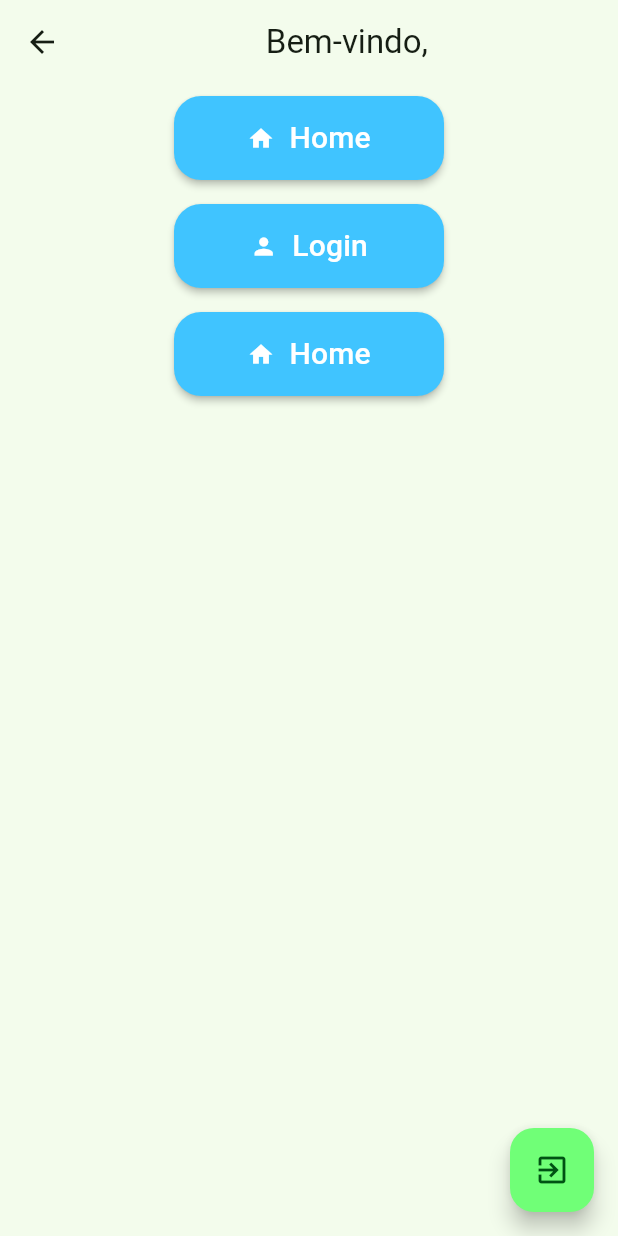
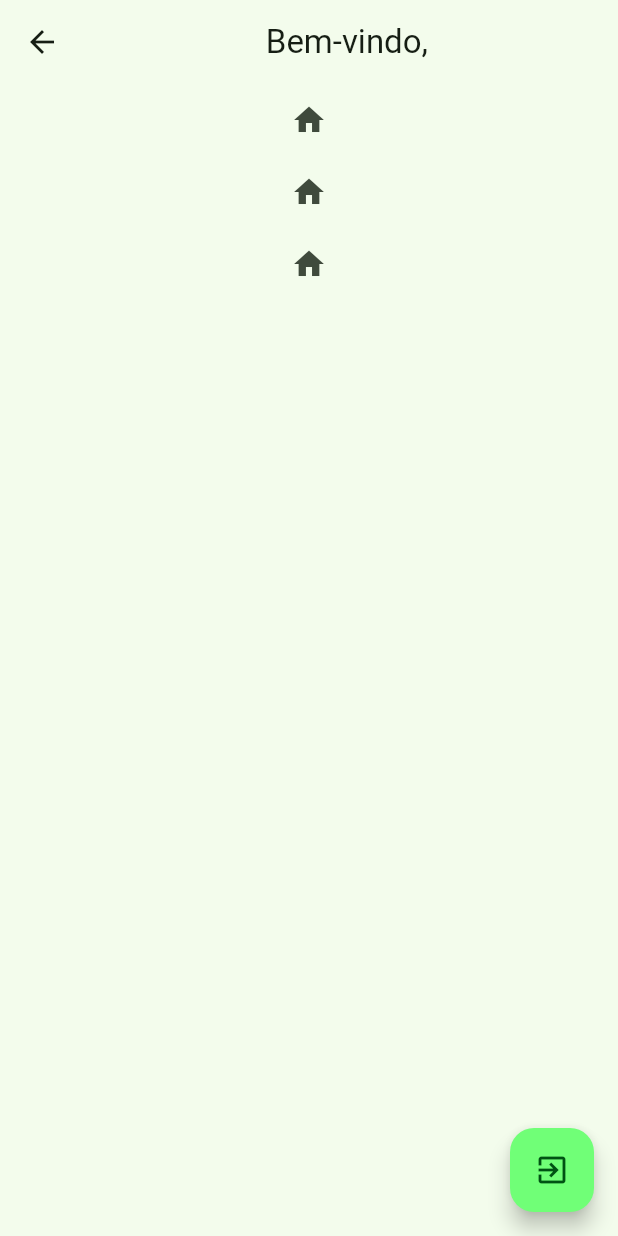
Before and after one commit to Chamonex/PetCare, a Flutter app: the HomePage screen opened by its route, on a phone screen of 412 x 824 dp. Run offline on Flutter 3.47's test engine with Material 3 defaults, Android fonts, the phone set to English and light mode, and no system bars; accounts and stored records are empty.

Commit message:
feat: add register pet page and update navigation; refactor home button to use IconButton

```diff
--- a/pet_care/lib/main.dart
+++ b/pet_care/lib/main.dart
@@ -2,6 +2,7 @@ import 'package:flutter/material.dart';
 import 'package:provider/provider.dart';
 import 'pages/home_page.dart';
 import 'pages/login_page.dart';
+import 'pages/register_pet_page.dart';
 import 'providers/user_provider.dart';
 
 
@@ -26,7 +27,8 @@ class MyApp extends StatelessWidget {
         ),
         routes: {
           '/home': (context) => HomePage(),
-          '/login': (context) => LoginPage()
+          '/login': (context) => LoginPage(),
+          '/register_pet': (context) => RegisterPetPage(),
         },
         home: const LoginPage(),
       ),
--- a/pet_care/lib/pages/home_page.dart
+++ b/pet_care/lib/pages/home_page.dart
@@ -3,6 +3,7 @@ import 'package:provider/provider.dart';
 
 import '../providers/user_provider.dart';
 import '../widgets/home_button.dart';
+import '../utils/app_utils.dart';
 
 class HomePage extends StatefulWidget {
 
@@ -13,10 +14,10 @@ class HomePage extends StatefulWidget {
 }
 
 class _HomePageState extends State<HomePage> {
-
-  void _openPage(String page) {
-    debugPrint('Opening page: $page');
-    Navigator.of(context).pushNamed(page);
+  @override
+  void initState() {
+    super.initState();
+    debugPrint('HomePage initialized');
   }
 
   @override
@@ -27,7 +28,7 @@ class _HomePageState extends State<HomePage> {
         onPressed: () {
           debugPrint('FloatingActionButton pressed');
           userProvider.clearUser();
-          Navigator.of(context).pushReplacementNamed('/login');
+          changePage(context, 'login');
         },
         child: const Icon(Icons.exit_to_app),
       ),
@@ -36,9 +37,18 @@ class _HomePageState extends State<HomePage> {
       ),
       body: Center(child: Column(
         children: [
-          HomeButton(icon: Icons.home, text: 'Home', onPressed: () => _openPage('/home')),
-          HomeButton(icon: Icons.person, text: 'Login', onPressed: () => _openPage('/login')),
-          HomeButton(icon: Icons.home, text: 'Home', onPressed: () => _openPage('/home')),
+          HomeButton(
+            icon: const Icon(Icons.home),
+            onPressed: () => changePage(context, 'register_pet'),
+          ),
+          HomeButton(
+            icon: const Icon(Icons.home),
+            onPressed: () => changePage(context, 'register_pet'),
+          ),
+          HomeButton(
+            icon: const Icon(Icons.home),
+            onPressed: () => changePage(context, 'register_pet'),
+          ),
         ],
       )),
     );
--- /dev/null
+++ b/pet_care/lib/utils/app_utils.dart
@@ -0,0 +1,6 @@
+import 'package:flutter/material.dart';
+
+/// Helper para navegação com substituição da página atual.
+void changePage(BuildContext context, String page) {
+  Navigator.of(context).pushReplacementNamed('/$page');
+}
--- a/pet_care/lib/widgets/home_button.dart
+++ b/pet_care/lib/widgets/home_button.dart
@@ -1,46 +1,17 @@
 import 'package:flutter/material.dart';
 
 class HomeButton extends StatelessWidget {
-  final IconData icon;
-  final String text;
   final VoidCallback onPressed;
+  final Icon icon;
 
-  const HomeButton({
-    super.key,
-    required this.icon,
-    required this.text,
-    required this.onPressed,
-  });
+  const HomeButton({super.key, required this.onPressed, required this.icon});
 
   @override
   Widget build(BuildContext context) {
-    return Padding(
-      padding: const EdgeInsets.all(8.0),
-      child: SizedBox(
-        width: 180,
-        height: 56,
-        child: ElevatedButton(
-          style: ElevatedButton.styleFrom(
-            backgroundColor: Colors.lightBlueAccent,
-            shape: RoundedRectangleBorder(
-              borderRadius: BorderRadius.circular(18),
-            ),
-            elevation: 2,
-          ),
-          onPressed: onPressed,
-          child: Row(
-            mainAxisAlignment: MainAxisAlignment.center,
-            children: [
-              Icon(icon, color: Colors.white),
-              SizedBox(width: 10),
-              Text(
-                text,
-                style: TextStyle(fontSize: 20, color: Colors.white),
-              ),
-            ],
-          ),
-        ),
-      ),
+    return IconButton(
+      icon: icon,
+      tooltip: 'Home',
+      onPressed: onPressed,
     );
   }
 }
```
Also changed, not shown: pet_care/lib/models/tarefa.dart (added, +29 -0 lines), pet_care/lib/pages/register_pet_page.dart (added, +66 -0 lines), pet_care/lib/utils.dart (added).
